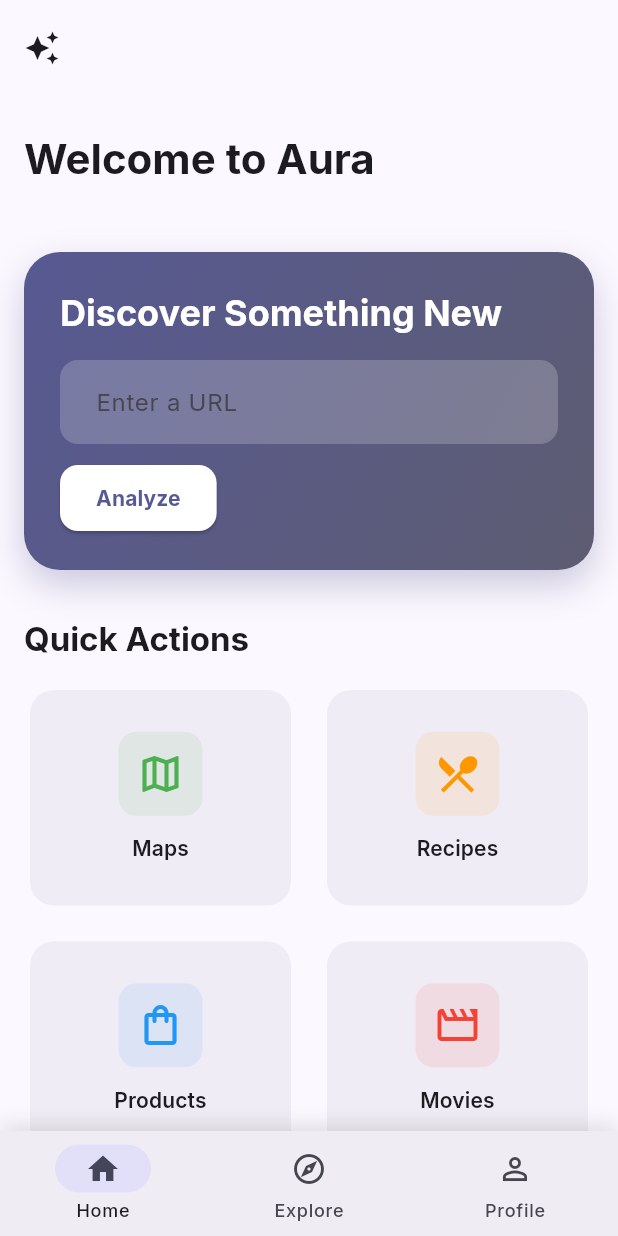
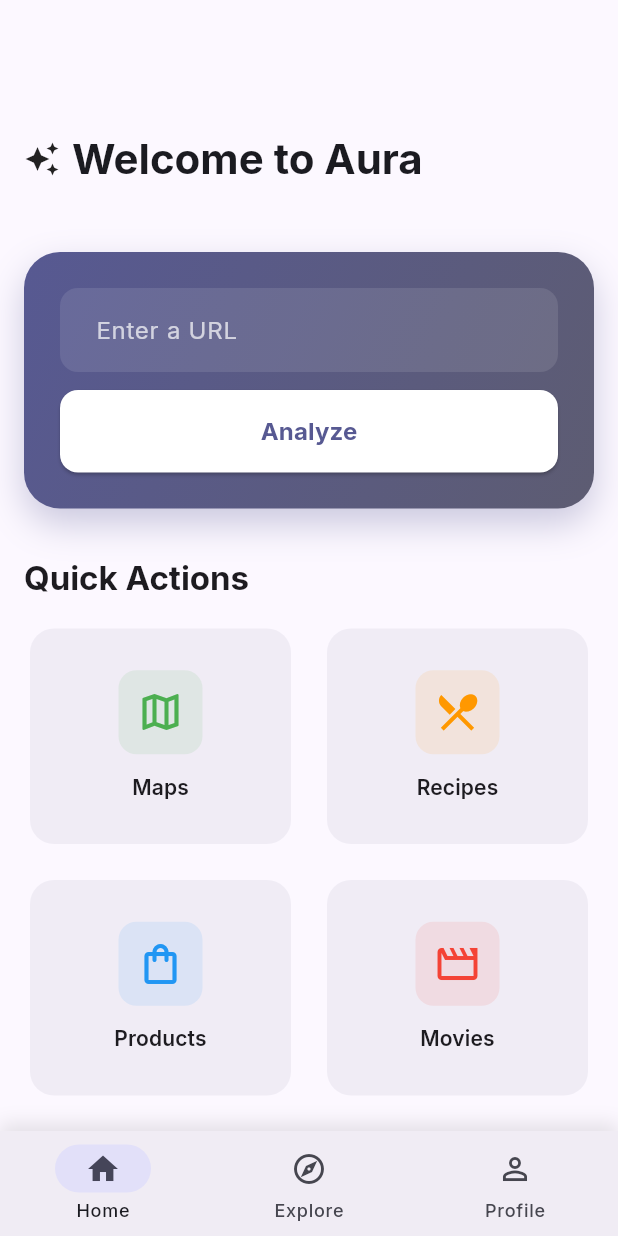
Before and after one commit to BerkT2/aura, a Flutter app: the screen it shows after launch, on a phone screen of 412 x 824 dp. Run offline on Flutter 3.47's test engine with Material 3 defaults, Android fonts, the phone set to English and light mode, and no system bars; our stand-ins replace google_fonts.

Commit message:
Update home_screen.dart

```diff
--- a/lib/screens/home_screen.dart
+++ b/lib/screens/home_screen.dart
@@ -16,13 +16,15 @@ class HomeScreen extends StatelessWidget {
         child: CustomScrollView(
           slivers: [
             SliverAppBar.large(
-              leading: const Padding(
-                padding: EdgeInsets.all(8.0),
-                child: Icon(Icons.auto_awesome),
-              ),
-              title: const Text(
+              title: Row(
+                children: [
+                  const Icon(Icons.auto_awesome),
+                  const SizedBox(width: 8),
+                  const Text(
                     'Welcome to Aura',
                     style: TextStyle(fontWeight: FontWeight.bold),
+                  ),
+                ],
               ),
               backgroundColor: Theme.of(context).colorScheme.surface,
               floating: true,
@@ -63,22 +65,14 @@ class HomeScreen extends StatelessWidget {
                           crossAxisAlignment: CrossAxisAlignment.start,
                           mainAxisAlignment: MainAxisAlignment.center,
                           children: [
-                            Text(
-                              'Discover Something New',
-                              style: Theme.of(context)
-                                  .textTheme
-                                  .headlineSmall
-                                  ?.copyWith(
-                                    color: Colors.white,
-                                    fontWeight: FontWeight.bold,
-                                  ),
-                            ),
-                            const SizedBox(height: 16),
                             TextField(
+                              style: const TextStyle(color: Colors.white),
                               decoration: InputDecoration(
                                 hintText: 'Enter a URL',
+                                hintStyle:
+                                    TextStyle(color: Colors.white.withOpacity(0.7)),
                                 filled: true,
-                                fillColor: Colors.white.withOpacity(0.2),
+                                fillColor: Colors.white.withOpacity(0.1),
                                 border: OutlineInputBorder(
                                   borderRadius: BorderRadius.circular(12),
                                   borderSide: BorderSide.none,
@@ -90,7 +84,9 @@ class HomeScreen extends StatelessWidget {
                               ),
                             ),
                             const SizedBox(height: 12),
-                            ElevatedButton(
+                            SizedBox(
+                              width: double.infinity,
+                              child: ElevatedButton(
                                 onPressed: () {},
                                 style: ElevatedButton.styleFrom(
                                   backgroundColor: Colors.white,
@@ -100,14 +96,15 @@ class HomeScreen extends StatelessWidget {
                                     borderRadius: BorderRadius.circular(12),
                                   ),
                                   padding: const EdgeInsets.symmetric(
-                                  horizontal: 24,
-                                  vertical: 12,
+                                    vertical: 16,
                                   ),
                                 ),
                                 child: const Text(
                                   'Analyze',
                                   style: TextStyle(
                                     fontWeight: FontWeight.bold,
+                                    fontSize: 16,
+                                  ),
                                 ),
                               ),
                             ),
@@ -127,15 +124,12 @@ class HomeScreen extends StatelessWidget {
                     const SizedBox(height: 16),
 
                     // Quick Action Cards
-                    GridView.count(
-                      shrinkWrap: true,
-                      physics: const NeverScrollableScrollPhysics(),
-                      crossAxisCount: 2,
-                      mainAxisSpacing: 16,
-                      crossAxisSpacing: 16,
-                      childAspectRatio: 1.2,
+                    Column(
                       children: [
-                        _buildQuickActionCard(
+                        Row(
+                          children: [
+                            Expanded(
+                              child: _buildQuickActionCard(
                                 context,
                                 Icons.map_outlined,
                                 'Maps',
@@ -148,7 +142,10 @@ class HomeScreen extends StatelessWidget {
                                   );
                                 },
                               ),
-                        _buildQuickActionCard(
+                            ),
+                            const SizedBox(width: 16),
+                            Expanded(
+                              child: _buildQuickActionCard(
                                 context,
                                 Icons.restaurant_menu,
                                 'Recipes',
@@ -157,11 +154,19 @@ class HomeScreen extends StatelessWidget {
                                   Navigator.push(
                                     context,
                                     MaterialPageRoute(
-                                  builder: (context) => const RecipesScreen()),
+                                        builder: (context) =>
+                                            const RecipesScreen()),
                                   );
                                 },
                               ),
-                        _buildQuickActionCard(
+                            ),
+                          ],
+                        ),
+                        const SizedBox(height: 16),
+                        Row(
+                          children: [
+                            Expanded(
+                              child: _buildQuickActionCard(
                                 context,
                                 Icons.shopping_bag_outlined,
                                 'Products',
@@ -175,7 +180,10 @@ class HomeScreen extends StatelessWidget {
                                   );
                                 },
                               ),
-                        _buildQuickActionCard(
+                            ),
+                            const SizedBox(width: 16),
+                            Expanded(
+                              child: _buildQuickActionCard(
                                 context,
                                 Icons.movie_outlined,
                                 'Movies',
@@ -188,6 +196,10 @@ class HomeScreen extends StatelessWidget {
                                   );
                                 },
                               ),
+                            ),
+                          ],
+                        ),
+                        const SizedBox(height: 16),
                         _buildQuickActionCard(
                           context,
                           Icons.more_horiz,
@@ -202,7 +214,7 @@ class HomeScreen extends StatelessWidget {
                           },
                         ),
                       ],
-                    ),
+                    )
                   ],
                 ),
               ),
@@ -220,7 +232,9 @@ class HomeScreen extends StatelessWidget {
     Color color,
     VoidCallback onTap,
   ) {
-    return Card(
+    return AspectRatio(
+      aspectRatio: 1.2,
+      child: Card(
         elevation: 0,
         color: Theme.of(context).colorScheme.surfaceVariant.withOpacity(0.5),
         child: InkWell(
@@ -255,6 +269,7 @@ class HomeScreen extends StatelessWidget {
             ),
           ),
         ),
+      ),
     );
   }
 }
```
Lines whose indentation alone changed are shown as unchanged.
